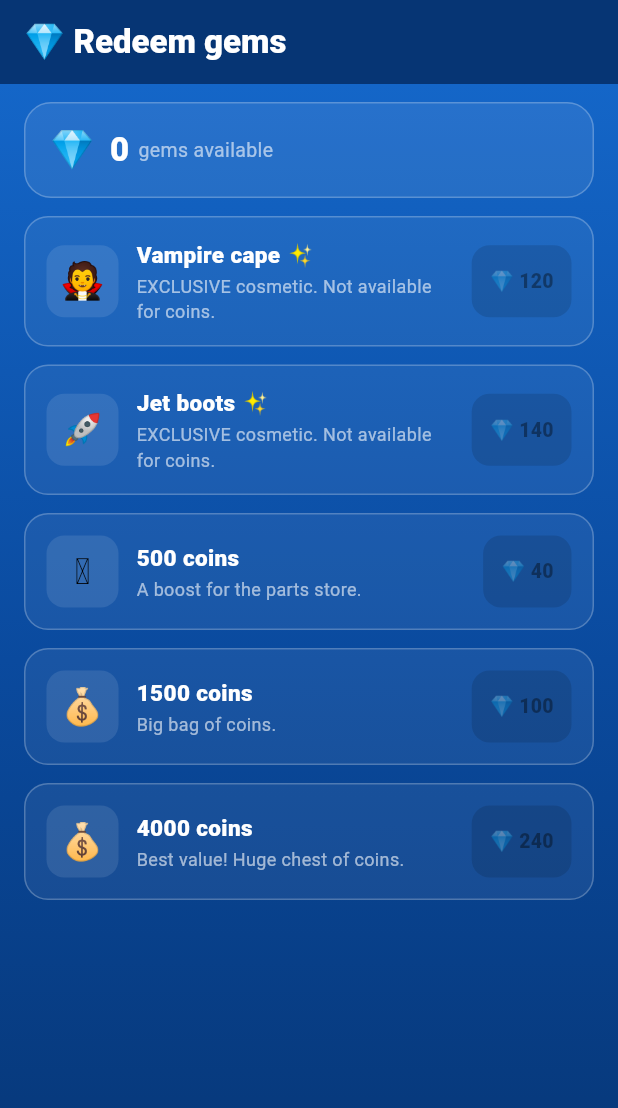
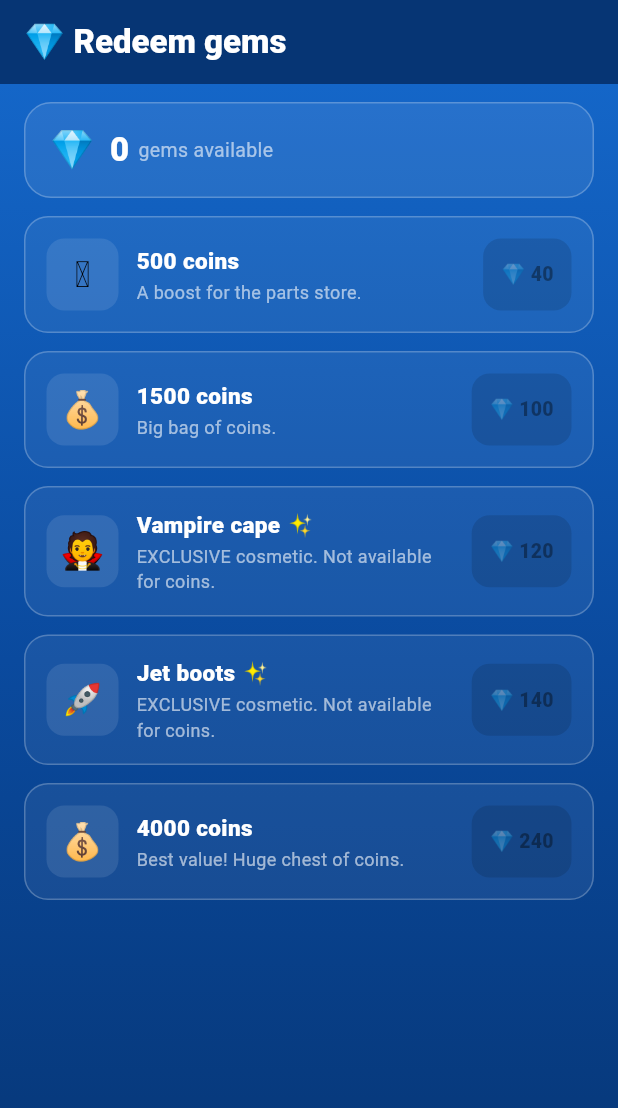
Before and after one commit to yesithv/lego-custom-character, a Flutter app: the GemStorePage screen opened by its route, on a phone screen of 412 x 824 dp. Shown: the top 1108 px of the screen. Run offline on Flutter 3.47's test engine with Material 3 defaults, Android fonts, the phone set to English and light mode, and no system bars; our stand-ins replace audioplayers, equatable, flutter_bloc, get_it, go_router, hive and 2 more; missing offline and left inert: flame; accounts and stored records are empty; Roboto replaces fonts that are missing (Nunito).

```diff
--- a/lib/features/monetization/presentation/pages/gem_store_page.dart
+++ b/lib/features/monetization/presentation/pages/gem_store_page.dart
@@ -6,8 +6,10 @@ import '../../../../core/l10n/app_localizations.dart';
 import '../../../../core/widgets/game_snackbar.dart';
 import '../../../analytics/domain/analytics_service.dart';
 import '../../../analytics/domain/entities/analytics_event.dart';
+import '../../../economy/domain/entities/wallet.dart';
 import '../../../economy/presentation/bloc/wallet_bloc.dart';
 import '../../../economy/presentation/bloc/wallet_event.dart';
+import '../../../economy/presentation/bloc/wallet_state.dart';
 import '../../domain/entities/entitlements.dart';
 import '../../domain/entities/gem_product.dart';
 import '../../domain/repositories/store_repository.dart';
@@ -46,8 +48,26 @@ class _GemStorePageState extends State<GemStorePage> {
     });
   }
 
+  /// Un cosmético ya está en poder del jugador si todas sus piezas están
+  /// desbloqueadas en el wallet. Sirve para no cobrar gemas por algo que ya
+  /// se tiene (p. ej. la capa que vino en el pack de bienvenida).
+  bool _alreadyOwned(GemProduct product, Wallet wallet) =>
+      product.kind == GemRewardKind.cosmetic &&
+      product.grantPartIds.isNotEmpty &&
+      product.grantPartIds.every(wallet.unlockedParts.contains);
+
   Future<void> _redeem(GemProduct product) async {
     if (_busy) return;
+
+    // Guarda anti doble-canje: los cosméticos son de un solo uso. Sin esto, el
+    // jugador podría gastar gemas en una pieza que ya posee (la entrega en el
+    // wallet es idempotente, así que perdería las gemas a cambio de nada).
+    if (_alreadyOwned(product, context.read<WalletBloc>().state.wallet)) {
+      _snack(context.l10n.trp('already_owned', {
+        'title': context.l10n.storeProductTitle(product.id, product.title),
+      }));
+      return;
+    }
 
     if (_ent.gems < product.gemPrice) {
       _snack(context.l10n.tr('not_enough_gems_store'));
@@ -159,18 +179,26 @@ class _GemStorePageState extends State<GemStorePage> {
           child: _loading
               ? const Center(
                   child: CircularProgressIndicator(color: Colors.white54))
-              : ListView(
+              : BlocBuilder<WalletBloc, WalletState>(
+                  builder: (context, walletState) {
+                    // Se listan de menor a mayor precio en gemas.
+                    final products = [...gemStoreCatalog]
+                      ..sort((a, b) => a.gemPrice.compareTo(b.gemPrice));
+                    return ListView(
                       padding: const EdgeInsets.fromLTRB(16, 12, 16, 24),
                       children: [
                         _GemBalance(gems: _ent.gems),
                         const SizedBox(height: 12),
-                    ...gemStoreCatalog.map((p) => _GemProductCard(
+                        ...products.map((p) => _GemProductCard(
                               product: p,
                               affordable: _ent.gems >= p.gemPrice,
+                              owned: _alreadyOwned(p, walletState.wallet),
                               busy: _busy,
                               onRedeem: () => _redeem(p),
                             )),
                       ],
+                    );
+                  },
                 ),
         ),
       ),
@@ -215,12 +243,14 @@ class _GemBalance extends StatelessWidget {
 class _GemProductCard extends StatelessWidget {
   final GemProduct product;
   final bool affordable;
+  final bool owned;
   final bool busy;
   final VoidCallback onRedeem;
 
   const _GemProductCard({
     required this.product,
     required this.affordable,
+    required this.owned,
     required this.busy,
     required this.onRedeem,
   });
@@ -271,21 +301,36 @@ class _GemProductCard extends StatelessWidget {
             ),
           ),
           const SizedBox(width: 10),
+          if (owned)
+            Container(
+              padding: const EdgeInsets.symmetric(horizontal: 12, vertical: 8),
+              decoration: BoxDecoration(
+                color: const Color(0xFF43A047),
+                borderRadius: BorderRadius.circular(12),
+              ),
+              child: Text(context.l10n.tr('owned'),
+                  style: const TextStyle(
+                      color: Colors.white,
+                      fontWeight: FontWeight.w800,
+                      fontSize: 12)),
+            )
+          else
             ElevatedButton(
               style: ElevatedButton.styleFrom(
                 backgroundColor:
                     affordable ? const Color(0xFFFFD700) : Colors.white24,
                 foregroundColor:
                     affordable ? const Color(0xFF3D2C00) : Colors.white54,
-              shape:
-                  RoundedRectangleBorder(borderRadius: BorderRadius.circular(12)),
+                shape: RoundedRectangleBorder(
+                    borderRadius: BorderRadius.circular(12)),
                 padding:
                     const EdgeInsets.symmetric(horizontal: 12, vertical: 10),
               ),
               onPressed: (busy || !affordable) ? null : onRedeem,
               child: Text(
                 '💎 ${product.gemPrice}',
-              style: const TextStyle(fontWeight: FontWeight.w900, fontSize: 13),
+                style:
+                    const TextStyle(fontWeight: FontWeight.w900, fontSize: 13),
               ),
             ),
         ],
```
Also changed, not shown: 1 other file. Lines whose indentation alone changed are shown as unchanged.
